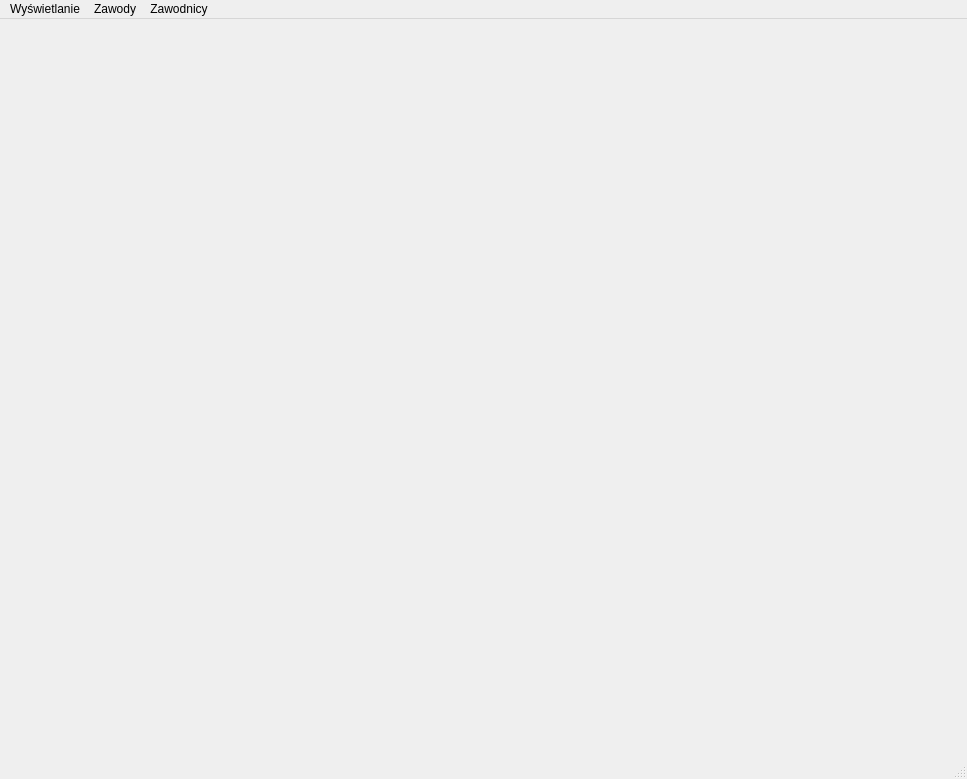
First picture: the form in Ui_Files/OperatorWindow.ui, repository Verter18328/SOKs_LOK, before the edit.
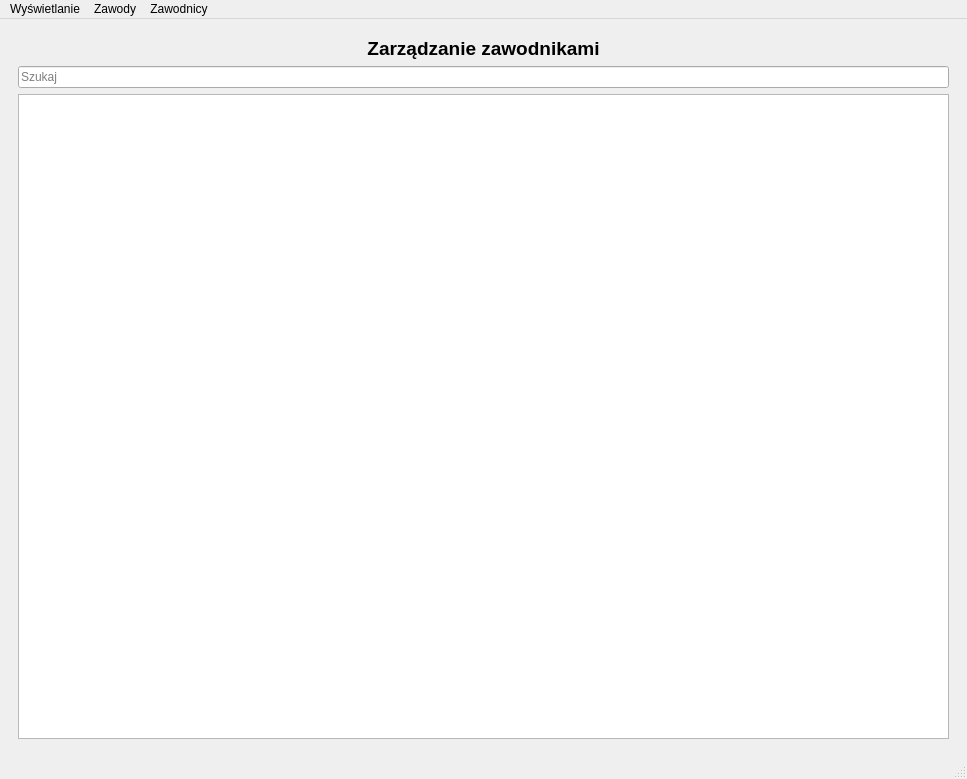
Second picture: the form after the edit. Icons and pictures are not drawn.

```diff
--- a/Ui_Files/OperatorWindow.ui
+++ b/Ui_Files/OperatorWindow.ui
@@ -15,10 +15,10 @@
   </property>
   <widget class="QWidget" name="centralwidget">
    <layout class="QGridLayout" name="gridLayout">
-    <item row="0" column="0">
+    <item row="1" column="0">
      <widget class="QStackedWidget" name="stackedWidget">
       <property name="currentIndex">
-       <number>0</number>
+       <number>1</number>
       </property>
       <widget class="QWidget" name="pageStart">
        <widget class="QLabel" name="label">
@@ -41,6 +41,36 @@
         </property>
        </widget>
       </widget>
+      <widget class="QWidget" name="pageZawodnicy">
+       <layout class="QGridLayout" name="gridLayout_2">
+        <item row="0" column="0">
+         <widget class="QLabel" name="label_2">
+          <property name="text">
+           <string>&lt;html&gt;&lt;head/&gt;&lt;body&gt;&lt;p align=&quot;center&quot;&gt;&lt;span style=&quot; font-size:14pt; font-weight:700;&quot;&gt;Zarządzanie zawodnikami&lt;/span&gt;&lt;/p&gt;&lt;/body&gt;&lt;/html&gt;</string>
+          </property>
+          <property name="alignment">
+           <set>Qt::AlignmentFlag::AlignCenter</set>
+          </property>
+         </widget>
+        </item>
+        <item row="1" column="0">
+         <widget class="QLineEdit" name="lineEditWyszukiwanieZawodnikow">
+          <property name="text">
+           <string/>
+          </property>
+          <property name="placeholderText">
+           <string>Szukaj</string>
+          </property>
+          <property name="clearButtonEnabled">
+           <bool>true</bool>
+          </property>
+         </widget>
+        </item>
+        <item row="2" column="0">
+         <widget class="QListWidget" name="listaZawodnikow"/>
+        </item>
+       </layout>
+      </widget>
      </widget>
     </item>
    </layout>
```
Left out of the diff: 10 changed lines with no effect on the pictures.
